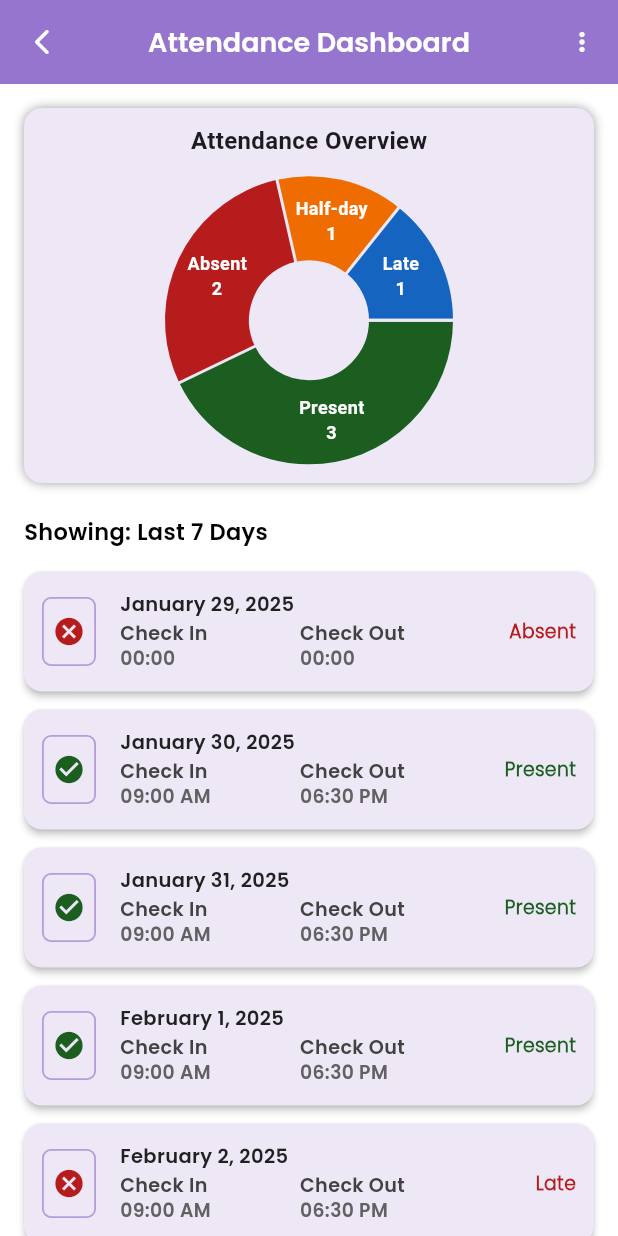
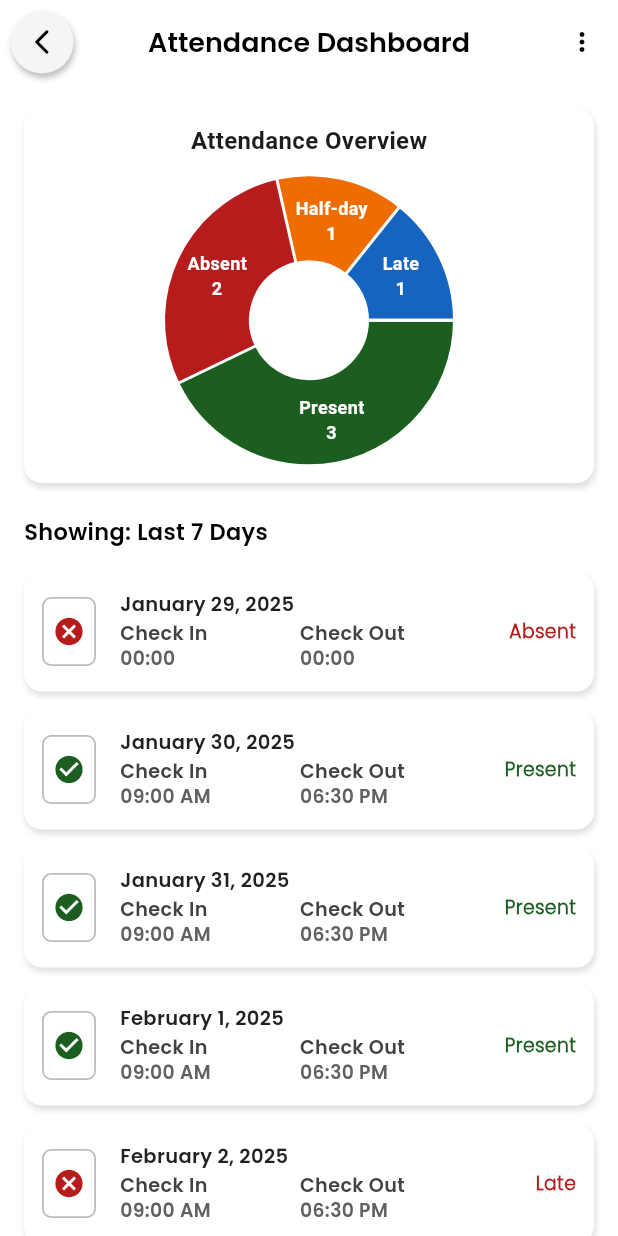
Before and after one commit to meet-shiyaniya/staff_lead_mgt, a Flutter app: the profileScreen screen opened directly, after a tap on "Attendance", on a phone screen of 412 x 824 dp. Run offline on Flutter 3.47's test engine with Material 3 defaults, Android fonts, the phone set to English and light mode, and no system bars; drawn by our look-alikes of fl_chart; our stand-ins replace animate_do, auto_size_text, dotted_border, dropdown_button2, emoji_picker_flutter, flutter_animate and 12 more; missing offline and left inert: switcher_button; accounts and stored records are empty; network calls fail.

Commit message:
ui updation in attendance screen and profile screen updation.

```diff
--- a/lib/bottom_navigation.dart
+++ b/lib/bottom_navigation.dart
@@ -1,11 +1,9 @@
 import 'package:flutter/material.dart';
 import 'package:google_nav_bar/google_nav_bar.dart';
 import 'package:hr_app/dashboard.dart';
-import 'package:hr_app/staff_HRM_module/Screen/Staff%20HR%20Screens/Profile/staff_Profile_Screen.dart';
-import 'package:hr_app/staff_HRM_module/Screen/Staff%20HR%20Screens/staff_Dash_Screen.dart';
-
+import 'package:hr_app/social_module/chatting_module/example.dart';
+import 'package:hr_app/staff_HRM_module/Screen/Staff%20HR%20Screens/profile_Screen.dart';
 import 'Inquiry_Management/Inquiry_Management_Screen.dart';
-import 'Inquiry_Management/test.dart';
 
 class BottomNavScreen extends StatefulWidget {
   @override
@@ -19,8 +17,8 @@ class _BottomNavScreenState extends State<BottomNavScreen> {
     Dashboard(),
     InquiryManagementScreen(),
     // TestScreen(),
-    staffDashScreen(),
-    staffProfileScreen(),
+    ExampleTabbar(),
+    profileScreen(),
   ];
 
 
--- a/lib/dashboard.dart
+++ b/lib/dashboard.dart
@@ -254,7 +254,7 @@ class _DashboardState extends State<Dashboard> with WidgetsBindingObserver{
                   mainAxisAlignment: MainAxisAlignment.center,
                   children: [
                     Text(
-                      "Hello, Meetashri Patel",
+                      "Hello, Rohit Patel",
                       style: TextStyle(
                         fontFamily: "poppins_thin",
                         fontWeight: FontWeight.bold,
--- a/lib/main.dart
+++ b/lib/main.dart
@@ -1,10 +1,5 @@
 import 'package:flutter/material.dart';
-import 'package:hr_app/Inquiry_Management/Inquiry_Management_Screen.dart';
-import 'package:hr_app/social_module/login_screen/login_screen.dart';
-import 'package:hr_app/staff_HRM_module/Screen/Staff%20HR%20Screens/staff_Dash_Screen.dart';
-
 import 'bottom_navigation.dart';
-import 'dashboard.dart';
 
 
 void main() {
--- a/lib/staff_HRM_module/Screen/Staff HR Screens/Attendannce/attendance_Screen.dart
+++ b/lib/staff_HRM_module/Screen/Staff HR Screens/Attendannce/attendance_Screen.dart
@@ -42,29 +42,35 @@ class _attendanceScreenState extends State<attendanceScreen> {
 
       appBar: AppBar(
 
-        title: Text('Attendance Dashboard', style: TextStyle(color: Colors.white, fontSize: 18, fontFamily: "poppins_thin", fontWeight: FontWeight.bold),),
+        title: Text('Attendance Dashboard', style: TextStyle(color: Colors.black, fontSize: 18, fontFamily: "poppins_thin", fontWeight: FontWeight.bold),),
 
-        backgroundColor: appColor.primaryColor,
+        backgroundColor: Colors.white,
 
         centerTitle: true,
 
-        foregroundColor: Colors.transparent,
-
-        leading: IconButton(
+        leading: Container(
+          margin: EdgeInsets.all(7),
+          decoration: BoxDecoration(
+            color: Colors.grey.shade100,
+            shape: BoxShape.circle,
+            boxShadow: [BoxShadow(color: Colors.grey.shade400, blurRadius: 3, offset: Offset(1, 3)),],
+          ),
+          child: IconButton(
 
             onPressed: (){
               Navigator.pop(context);
             },
 
-          icon: Icon(Icons.arrow_back_ios_new_rounded, color: Colors.white, size: 20,),
+            icon: Icon(Icons.arrow_back_ios_new_rounded, color: Colors.black, size: 20,),
 
+          ),
         ),
 
         actions: [
 
           PopupMenuButton<String>(
 
-            icon: Icon(Icons.more_vert, color: Colors.white, size: 20,),
+            icon: Icon(Icons.more_vert, color: Colors.black, size: 20,),
 
             onSelected: (String value) {
 
@@ -138,11 +144,11 @@ class _attendanceScreenState extends State<attendanceScreen> {
 
       decoration: BoxDecoration(
 
-        color: appColor.subPrimaryColor,
+        color: Colors.white,
 
         borderRadius: BorderRadius.circular(12),
 
-        boxShadow: [BoxShadow(color: Colors.grey.shade500, blurRadius: 5)],
+        boxShadow: [BoxShadow(color: Colors.black12, blurRadius: 3, offset: Offset(1, 3))],
 
       ),
 
@@ -258,20 +264,18 @@ class _attendanceScreenState extends State<attendanceScreen> {
 
   Widget _attendanceCard({required String date, required String checkIn, required String checkOut, required String status}) {
 
-    return Card(
-
-      shape: RoundedRectangleBorder(borderRadius: BorderRadius.circular(12)),
-
-      elevation: 2,
-
-      color: appColor.subPrimaryColor,
-
-      margin: EdgeInsets.symmetric(vertical: 6),
-
-      child: Container(
+    return Container(
 
       height: 80,
       width: MediaQuery.of(context).size.width.toDouble(),
+      margin: EdgeInsets.symmetric(vertical: 6),
+      decoration: BoxDecoration(
+
+        color: Colors.white,
+        borderRadius: BorderRadius.circular(12),
+        boxShadow: [BoxShadow(color: Colors.black12, blurRadius: 3, offset: Offset(1, 3))],
+
+      ),
 
       child: Row(
 
@@ -291,7 +295,7 @@ class _attendanceScreenState extends State<attendanceScreen> {
               // color: appColor.boxColor,
 
               borderRadius: BorderRadius.circular(6),
-                border: Border.all(color: Colors.deepPurple.shade200, width: 1.2),
+              border: Border.all(color: Colors.grey.shade400, width: 1.2),
 
             ),
 
@@ -394,8 +398,6 @@ class _attendanceScreenState extends State<attendanceScreen> {
 
       ),
 
-      ),
-
     );
 
   }
--- a/lib/staff_HRM_module/Screen/Staff HR Screens/Profile/staff_Profile_Screen.dart
+++ b/lib/staff_HRM_module/Screen/Staff HR Screens/Profile/staff_Profile_Screen.dart
@@ -101,14 +101,14 @@ class _staffProfileScreenState extends State<staffProfileScreen> {
 
               child: Container(
 
-                height: 620,
+                height: MediaQuery.of(context).size.height.toDouble() / 1.33,
                 width: MediaQuery.of(context).size.width.toDouble(),
 
                 decoration: BoxDecoration(
 
                   borderRadius: BorderRadius.circular(15),
 
-                  boxShadow: [BoxShadow(color: Colors.deepPurple.shade50, blurRadius: 15)],
+                  boxShadow: [BoxShadow(color: Colors.black12, blurRadius: 5, offset: Offset(1, 3))],
 
                   color: Colors.white,
 
@@ -153,7 +153,7 @@ class _staffProfileScreenState extends State<staffProfileScreen> {
                             child: Container(
 
                               height: 35,
-                              width: 148,
+                              width: MediaQuery.of(context).size.width.toDouble() / 2.7,
                               decoration: BoxDecoration(
 
                                 borderRadius: BorderRadius.circular(6),
@@ -197,7 +197,7 @@ class _staffProfileScreenState extends State<staffProfileScreen> {
                             child: Container(
 
                               height: 35,
-                              width: 148,
+                              width: MediaQuery.of(context).size.width.toDouble() / 2.7,
                               decoration: BoxDecoration(
 
                                 borderRadius: BorderRadius.circular(6),
--- a/lib/staff_HRM_module/Screen/Staff HR Screens/Staff Leave/staff_Leave_Home_Screen.dart
+++ b/lib/staff_HRM_module/Screen/Staff HR Screens/Staff Leave/staff_Leave_Home_Screen.dart
@@ -83,7 +83,7 @@ class _staffLeaveHomeScreenState extends State<staffLeaveHomeScreen> {
                       child: Container(
 
                         height: 40,
-                        width: 164  ,
+                        width: MediaQuery.of(context).size.width.toDouble() / 2.4,
 
                         decoration: BoxDecoration(
 
@@ -152,7 +152,7 @@ class _staffLeaveHomeScreenState extends State<staffLeaveHomeScreen> {
                       child: Container(
 
                         height: 40,
-                        width: 164,
+                        width: MediaQuery.of(context).size.width.toDouble() / 2.4,
 
                         decoration: BoxDecoration(
 
--- a/lib/staff_HRM_module/Screen/Staff HR Screens/profile_Screen.dart
+++ b/lib/staff_HRM_module/Screen/Staff HR Screens/profile_Screen.dart
@@ -10,7 +10,7 @@ class profileScreen extends StatelessWidget {
       backgroundColor: Colors.white,
       body: Column(
         children: [
-          SizedBox(height: 80),
+          SizedBox(height: 25),
           _buildProfileCard(context),
           SizedBox(height: 0),
           Expanded(child: _buildSettingsList(context)),
@@ -31,7 +31,7 @@ class profileScreen extends StatelessWidget {
         color: Colors.white,
         borderRadius: BorderRadius.circular(15),
         boxShadow: [
-          BoxShadow(color: Colors.black12, blurRadius: 10),
+          BoxShadow(color: Colors.black12, blurRadius: 5, offset: Offset(1, 3)),
         ],
       ),
 
@@ -107,26 +107,38 @@ class profileScreen extends StatelessWidget {
           padding: const EdgeInsets.symmetric(horizontal: 15.0),
           child: Text("Account", style: TextStyle(color: Colors.black, fontSize: 16, fontFamily: "poppins_thin", fontWeight: FontWeight.bold),),
         ),
+        SizedBox(height: 5,),
         _buildListItem(context, Icons.calendar_month_rounded, "Attendance", 0),
         _buildListItem(context, Icons.leave_bags_at_home_rounded, "Leave", 1),
         _buildListItem(context, Icons.location_on, "Location", 2),
-        SizedBox(height: 10,),
+        SizedBox(height: 20,),
         Padding(
           padding: const EdgeInsets.symmetric(horizontal: 15.0),
           child: Text("Notification", style: TextStyle(color: Colors.black, fontSize: 16, fontFamily: "poppins_thin", fontWeight: FontWeight.bold),),
         ),
+        SizedBox(height: 5,),
         _buildListItem(context, Icons.notifications_rounded, "Pop-up Notification", 3),
-        SizedBox(height: 5,),
-        Divider(color: Colors.grey.shade500,),
-        SizedBox(height: 5,),
+        SizedBox(height: 15,),
+        Divider(color: Colors.grey.shade400,),
+        SizedBox(height: 15,),
         _buildListItem(context, Icons.logout, "Log Out", 4),
       ],
     );
   }
 
   Widget _buildListItem(BuildContext context, IconData icon, String text, int index) { // Add context here
-    return Padding(
-      padding: const EdgeInsets.symmetric(horizontal: 4.0),
+    return Container(
+      width: MediaQuery.of(context).size.width.toDouble(),
+      margin: EdgeInsets.symmetric(horizontal: 15, vertical: 4),
+      decoration: BoxDecoration(
+
+        borderRadius: BorderRadius.circular(10),
+        color: Colors.white,
+        boxShadow: [
+          BoxShadow(color: Colors.black12, blurRadius: 5, offset: Offset(1, 3)),
+        ],
+
+      ),
       child: ListTile(
         leading: Icon(icon, color: Colors.deepPurple.shade300, size: 24),
         title: Text(text, style: TextStyle(fontSize: 15, fontWeight: FontWeight.bold, fontFamily: "poppins_thin", color: Colors.grey.shade800)),
--- a/pubspec.yaml
+++ b/pubspec.yaml
@@ -54,6 +54,7 @@ dependencies:
   animate_do: ^3.3.4
   geolocator: ^13.0.2
   permission_handler: ^11.3.1
+  google_nav_bar: ^5.0.7
 
 dev_dependencies:
   flutter_test:
```
Also changed, not shown: pubspec.lock. Lines whose indentation alone changed are shown as unchanged.
